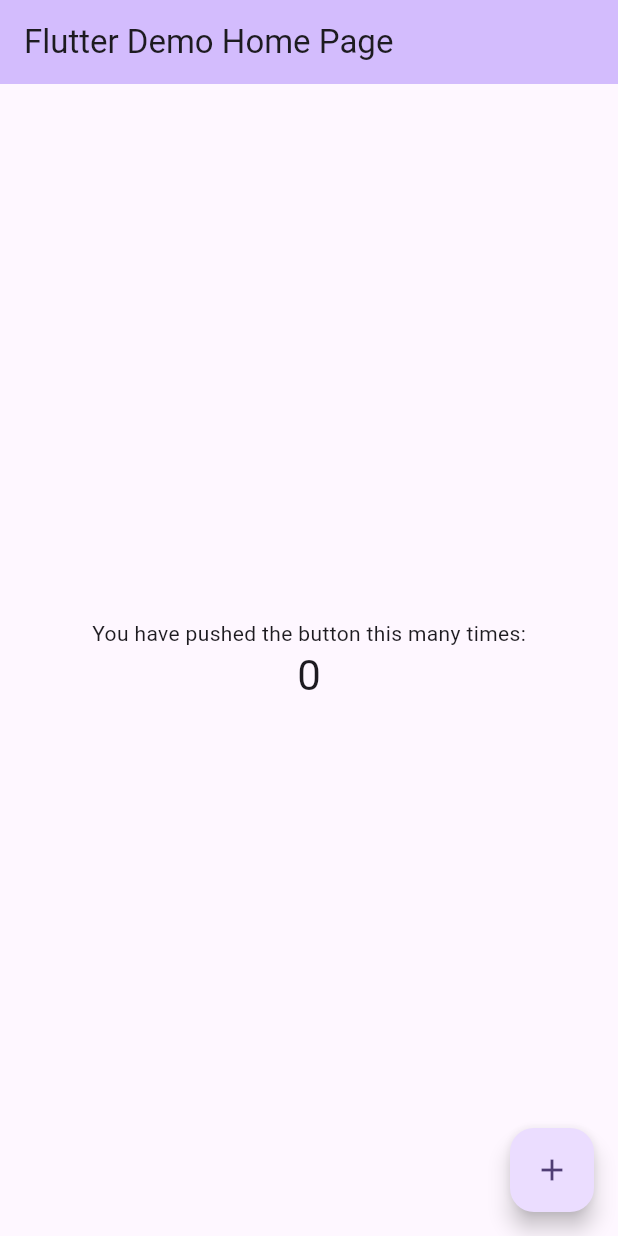
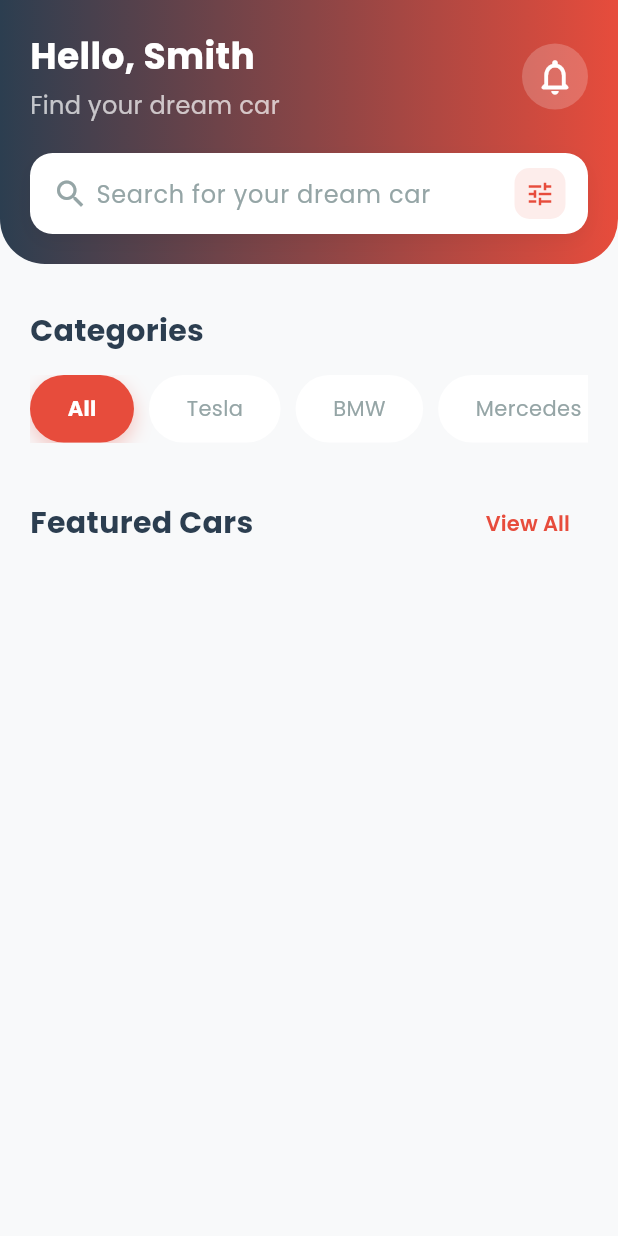
Before and after one commit to JarrarShahid/car-rental-app, a Flutter app: the screen it shows after launch, on a phone screen of 412 x 824 dp. Run offline on Flutter 3.47's test engine with Material 3 defaults, Android fonts, the phone set to English and light mode, and no system bars; our stand-ins replace google_fonts.

Commit message:
Process Commit

```diff
--- /dev/null
+++ b/lib/car_model.dart
@@ -0,0 +1,16 @@
+class Car{
+  final String name;
+  final String brand;
+  final double price;
+  final String image;
+  final double rating;
+
+  Car({
+    required this.name,
+    required this.brand,
+    required this.price,
+    required this.image,
+    required this.rating
+  });
+
+}
--- /dev/null
+++ b/lib/colors.dart
@@ -0,0 +1,12 @@
+import 'package:flutter/material.dart';
+
+class AppColors {
+  static const primary = Color(0xFF2C3E50);
+  static const secondary = Color(0xFFE74C3C);
+  static const accent = Color(0xFF3498DB);
+  static const background = Color(0xFFF8F9FA);
+  static const cardBg = Colors.white;
+  static const textDark = Color(0xFF2C3E50);
+  static const textLight = Color(0xFF95A5A6);
+  static const success = Color(0xFF2ECC71);
+}
--- /dev/null
+++ b/lib/data.dart
@@ -0,0 +1,32 @@
+import 'package:car_rental_app/car_model.dart';
+
+final List<Car> featuredCars = [
+Car(
+  name: "Tesla Model 3",
+  brand: "Tesla",
+  price: 100,
+  image: 'assets/tesla_model_3.jpg',
+  rating: 4.8,
+  ),
+Car(
+  name: "BMW M4",
+  brand: "BMW",
+  price: 150,
+  image: 'assets/bmw_m4.jpg',
+  rating: 4.9,
+  ),
+Car(
+  name: "Mercedes AMG GT",
+  brand: "Mercedes",
+  price: 200,
+  image: 'assets/mercedes_amg.jpg',
+  rating: 4.7,
+  ),
+Car(
+  name: "Audi A5",
+  brand: "Audi",
+  price: 250,
+  image: 'assets/audi_a5.jpg',
+  rating: 4.5,
+  ),
+];
--- /dev/null
+++ b/lib/home_screen.dart
@@ -0,0 +1,261 @@
+import 'package:car_rental_app/colors.dart';
+import 'package:flutter/material.dart';
+
+class HomeScreen extends StatefulWidget {
+  const HomeScreen({super.key});
+
+  @override
+  State<HomeScreen> createState() => _HomeScreenState();
+}
+
+class _HomeScreenState extends State<HomeScreen> {
+  int _selectedIndex = 0;
+  int _selectedCategory = 0;
+  final categories = ['All', 'Tesla', 'BMW', 'Mercedes', 'Audi'];
+  @override
+  Widget build(BuildContext context) {
+    return Scaffold(
+      backgroundColor: AppColors.background,
+      body: SafeArea(
+        child: SingleChildScrollView(
+          child: Column(
+            crossAxisAlignment: CrossAxisAlignment.start,
+            children: [
+              // header
+              Container(
+                padding: EdgeInsets.all(20),
+                decoration: BoxDecoration(
+                  gradient: LinearGradient(
+                    colors: [
+                      AppColors.primary,
+                      AppColors.secondary,
+                    ],
+                    begin: Alignment.centerLeft,
+                    end: Alignment.centerRight,
+                  ),
+                  borderRadius: BorderRadius.only(
+                    bottomLeft: Radius.circular(30),
+                    bottomRight: Radius.circular(30),
+                  ),
+                ),
+                child: Column(
+                  crossAxisAlignment: CrossAxisAlignment.start,
+                  children: [
+                    Row(
+                      mainAxisAlignment: MainAxisAlignment.spaceBetween,
+                      children: [
+                        Column(
+                          crossAxisAlignment: CrossAxisAlignment.start,
+                          children: [
+                            Text(
+                              "Hello, Smith",
+                              style: TextStyle(
+                                fontSize: 24,
+                                fontWeight: FontWeight.bold,
+                                color: Colors.white,
+                              ),
+                            ),
+                            SizedBox(
+                              height: 5,
+                            ),
+                            Text(
+                              "Find your dream car",
+                              style: TextStyle(
+                                fontSize: 16,
+                                color: Colors.white70,
+                              ),
+                            ),
+                          ],
+                        ),
+                        Container(
+                          decoration: BoxDecoration(
+                            shape: BoxShape.circle,
+                            color: Colors.white.withOpacity(0.2),
+                          ),
+                          child: Padding(
+                            padding: EdgeInsets.all(8),
+                            child: Icon(
+                              Icons.notifications_none_rounded,
+                              color: Colors.white,
+                              size: 28,
+                            ),
+                          ),
+                        ),
+                      ],
+                    ),
+                    SizedBox(
+                      height: 20,
+                    ),
+                    Container(
+                      padding: EdgeInsets.symmetric(horizontal: 15),
+                      decoration: BoxDecoration(
+                        color: AppColors.cardBg,
+                        borderRadius: BorderRadius.circular(15),
+                        boxShadow: [
+                          BoxShadow(
+                            color: Colors.black.withOpacity(0.05),
+                            blurRadius: 10,
+                            offset: Offset(0, 5),
+                          ),
+                        ],
+                      ),
+                      child: Row(
+                        children: [
+                          Icon(
+                            Icons.search,
+                            color: AppColors.textLight,
+                          ),
+                          SizedBox(
+                            width: 5,
+                          ),
+                          Expanded(
+                            child: TextField(
+                              decoration: InputDecoration(
+                                hintText: 'Search for your dream car',
+                                hintStyle:
+                                    TextStyle(color: AppColors.textLight),
+                                border: InputBorder.none,
+                                contentPadding:
+                                    EdgeInsets.symmetric(vertical: 15),
+                              ),
+                            ),
+                          ),
+                          Container(
+                            padding: EdgeInsets.all(7),
+                            decoration: BoxDecoration(
+                              color: AppColors.secondary.withOpacity(0.1),
+                              borderRadius: BorderRadius.circular(10),
+                            ),
+                            child: Icon(
+                              Icons.tune,
+                              color: AppColors.secondary,
+                              size: 20,
+                            ),
+                          ),
+                        ],
+                      ),
+                    ),
+                  ],
+                ),
+              ),
+
+              Padding(
+                padding: EdgeInsets.symmetric(horizontal: 20),
+                child: Column(
+                  crossAxisAlignment: CrossAxisAlignment.start,
+                  children: [
+                    SizedBox(
+                      height: 30,
+                    ),
+                    // Categories
+                    Column(
+                      crossAxisAlignment: CrossAxisAlignment.start,
+                      children: [
+                        Text(
+                          'Categories',
+                          style: TextStyle(
+                            fontSize: 20,
+                            fontWeight: FontWeight.bold,
+                            color: AppColors.textDark,
+                          ),
+                        ),
+                        SizedBox(
+                          height: 15,
+                        ),
+                        SizedBox(
+                          height: 45,
+                          child: ListView.builder(
+                            scrollDirection: Axis.horizontal,
+                            itemCount: categories.length,
+                            itemBuilder: (context, index) {
+                              final _isSelected = _selectedCategory == index;
+                              return GestureDetector(
+                                onTap: () {
+                                  setState(() {
+                                    _selectedCategory = index;
+                                  });
+                                },
+                                child: Container(
+                                  margin: EdgeInsets.only(
+                                    right: 10,
+                                  ),
+                                  padding: EdgeInsets.symmetric(
+                                    horizontal: 25,
+                                  ),
+                                  decoration: BoxDecoration(
+                                    color: _isSelected
+                                        ? AppColors.secondary
+                                        : AppColors.cardBg,
+                                    borderRadius: BorderRadius.circular(25),
+                                    boxShadow: [
+                                      if (_isSelected)
+                                        BoxShadow(
+                                          color: AppColors.secondary
+                                              .withOpacity(0.3),
+                                          blurRadius: 10,
+                                          offset: Offset(0, 5),
+                                        ),
+                                    ],
+                                  ),
+                                  child: Center(
+                                    child: Text(
+                                      categories[index],
+                                      style: TextStyle(
+                                        color: _isSelected
+                                            ? Colors.white
+                                            : AppColors.textLight,
+                                        fontWeight: _isSelected
+                                            ? FontWeight.bold
+                                            : FontWeight.normal,
+                                      ),
+                                    ),
+                                  ),
+                                ),
+                              );
+                            },
+                          ),
+                        ),
+                      ],
+                    ),
+                    SizedBox(
+                      height: 30,
+                    ),
+                    // Featured Cars
+                    Column(
+                      crossAxisAlignment: CrossAxisAlignment.start,
+                      children: [
+                        Row(
+                          mainAxisAlignment: MainAxisAlignment.spaceBetween,
+                          children: [
+                            Text(
+                              "Featured Cars",
+                              style: TextStyle(
+                                fontSize: 20,
+                                fontWeight: FontWeight.bold,
+                                color: AppColors.textDark,
+                              ),
+                            ),
+                            TextButton(
+                              onPressed: () {},
+                              child: Text(
+                                "View All",
+                                style: TextStyle(
+                                  color: AppColors.secondary,
+                                  fontWeight: FontWeight.w600,
+                                ),
+                              ),
+                            ),
+                          ],
+                        ),
+                      ],
+                    ),
+                  ],
+                ),
+              ),
+            ],
+          ),
+        ),
+      ),
+    );
+  }
+}
--- a/lib/main.dart
+++ b/lib/main.dart
@@ -1,125 +1,27 @@
+import 'package:car_rental_app/colors.dart';
+import 'package:car_rental_app/home_screen.dart';
 import 'package:flutter/material.dart';
+import 'package:google_fonts/google_fonts.dart';
 
-void main() {
-  runApp(const MyApp());
+void main(){
+  runApp(MyApp());
 }
 
 class MyApp extends StatelessWidget {
   const MyApp({super.key});
 
-  // This widget is the root of your application.
   @override
   Widget build(BuildContext context) {
     return MaterialApp(
-      title: 'Flutter Demo',
+      debugShowCheckedModeBanner: false,
       theme: ThemeData(
-        // This is the theme of your application.
-        //
-        // TRY THIS: Try running your application with "flutter run". You'll see
-        // the application has a purple toolbar. Then, without quitting the app,
-        // try changing the seedColor in the colorScheme below to Colors.green
-        // and then invoke "hot reload" (save your changes or press the "hot
-        // reload" button in a Flutter-supported IDE, or press "r" if you used
-        // the command line to start the app).
-        //
-        // Notice that the counter didn't reset back to zero; the application
-        // state is not lost during the reload. To reset the state, use hot
-        // restart instead.
-        //
-        // This works for code too, not just values: Most code changes can be
-        // tested with just a hot reload.
-        colorScheme: ColorScheme.fromSeed(seedColor: Colors.deepPurple),
-        useMaterial3: true,
+        primaryColor: AppColors.primary,
+        scaffoldBackgroundColor: AppColors.background,
+        fontFamily: GoogleFonts.poppins().fontFamily,
+        textTheme: GoogleFonts.poppinsTextTheme(),
       ),
-      home: const MyHomePage(title: 'Flutter Demo Home Page'),
+      title: 'Car Rental App',
+      home: HomeScreen(),
     );
   }
 }
-
-class MyHomePage extends StatefulWidget {
-  const MyHomePage({super.key, required this.title});
-
-  // This widget is the home page of your application. It is stateful, meaning
-  // that it has a State object (defined below) that contains fields that affect
-  // how it looks.
-
-  // This class is the configuration for the state. It holds the values (in this
-  // case the title) provided by the parent (in this case the App widget) and
-  // used by the build method of the State. Fields in a Widget subclass are
-  // always marked "final".
-
-  final String title;
-
-  @override
-  State<MyHomePage> createState() => _MyHomePageState();
-}
-
-class _MyHomePageState extends State<MyHomePage> {
-  int _counter = 0;
-
-  void _incrementCounter() {
-    setState(() {
-      // This call to setState tells the Flutter framework that something has
-      // changed in this State, which causes it to rerun the build method below
-      // so that the display can reflect the updated values. If we changed
-      // _counter without calling setState(), then the build method would not be
-      // called again, and so nothing would appear to happen.
-      _counter++;
-    });
-  }
-
-  @override
-  Widget build(BuildContext context) {
-    // This method is rerun every time setState is called, for instance as done
-    // by the _incrementCounter method above.
-    //
-    // The Flutter framework has been optimized to make rerunning build methods
-    // fast, so that you can just rebuild anything that needs updating rather
-    // than having to individually change instances of widgets.
-    return Scaffold(
-      appBar: AppBar(
-        // TRY THIS: Try changing the color here to a specific color (to
-        // Colors.amber, perhaps?) and trigger a hot reload to see the AppBar
-        // change color while the other colors stay the same.
-        backgroundColor: Theme.of(context).colorScheme.inversePrimary,
-        // Here we take the value from the MyHomePage object that was created by
-        // the App.build method, and use it to set our appbar title.
-        title: Text(widget.title),
-      ),
-      body: Center(
-        // Center is a layout widget. It takes a single child and positions it
-        // in the middle of the parent.
-        child: Column(
-          // Column is also a layout widget. It takes a list of children and
-          // arranges them vertically. By default, it sizes itself to fit its
-          // children horizontally, and tries to be as tall as its parent.
-          //
-          // Column has various properties to control how it sizes itself and
-          // how it positions its children. Here we use mainAxisAlignment to
-          // center the children vertically; the main axis here is the vertical
-          // axis because Columns are vertical (the cross axis would be
-          // horizontal).
-          //
-          // TRY THIS: Invoke "debug painting" (choose the "Toggle Debug Paint"
-          // action in the IDE, or press "p" in the console), to see the
-          // wireframe for each widget.
-          mainAxisAlignment: MainAxisAlignment.center,
-          children: <Widget>[
-            const Text(
-              'You have pushed the button this many times:',
-            ),
-            Text(
-              '$_counter',
-              style: Theme.of(context).textTheme.headlineMedium,
-            ),
-          ],
-        ),
-      ),
-      floatingActionButton: FloatingActionButton(
-        onPressed: _incrementCounter,
-        tooltip: 'Increment',
-        child: const Icon(Icons.add),
-      ), // This trailing comma makes auto-formatting nicer for build methods.
-    );
-  }
-}
--- a/pubspec.yaml
+++ b/pubspec.yaml
@@ -34,6 +34,7 @@ dependencies:
   # The following adds the Cupertino Icons font to your application.
   # Use with the CupertinoIcons class for iOS style icons.
   cupertino_icons: ^1.0.8
+  google_fonts: ^6.2.1
 
 dev_dependencies:
   flutter_test:
@@ -58,8 +59,8 @@ flutter:
   uses-material-design: true
 
   # To add assets to your application, add an assets section, like this:
-  # assets:
-  #   - images/a_dot_burr.jpeg
+  assets:
+    - assets/
   #   - images/a_dot_ham.jpeg
 
   # An image asset can refer to one or more resolution-specific "variants", see
```
Also changed, not shown: assets/audi_a5.jpg (added), assets/bmw_m4.jpg (added), assets/mercedes_amg.jpg (added), assets/tesla_model_3.jpg (added), pubspec.lock, 1 other file.
